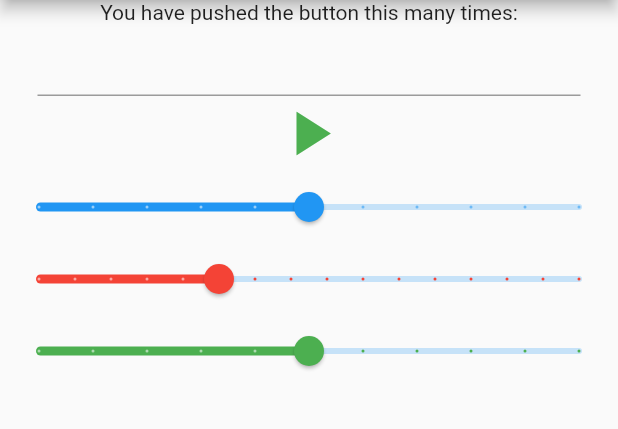
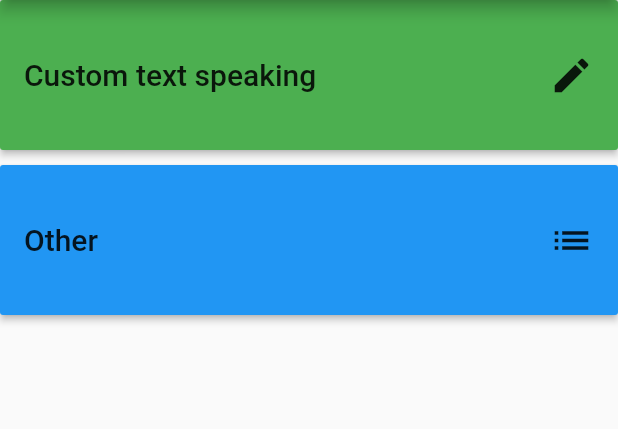
Before and after one commit to michaldomino/Voice-interface-optimization, a Flutter app: the screen it shows after launch, on a phone screen of 412 x 824 dp, the part 84-513 px from its top. Run offline on Flutter 3.47's test engine with Material 2 defaults, Android fonts, the phone set to English and light mode, and no system bars; our stand-ins replace bloc, flutter_bloc, flutter_tts, shared_preferences; statements that could not run were skipped.

Commit message:
Add menu

```diff
--- a/lib/main.dart
+++ b/lib/main.dart
@@ -4,10 +4,11 @@ import 'package:flutter_localizations/flutter_localizations.dart';
 import 'package:voice_interface_optimization/blocs/localization/localization_cubit.dart';
 import 'package:voice_interface_optimization/blocs/texts_language/texts_language_cubit.dart';
 import 'package:voice_interface_optimization/generated/l10n.dart';
+import 'package:voice_interface_optimization/screens/menu/menu_screen.dart';
 import 'package:voice_interface_optimization/screens/settings/settings.dart';
 
 import 'models/routes_model.dart';
-import 'screens/home/home_screen.dart';
+import 'screens/home/custom_text_speaking_screen.dart';
 
 void main() => runApp(MyApp());
 
@@ -31,9 +32,10 @@ class MyApp extends StatelessWidget {
             ],
             supportedLocales: S.delegate.supportedLocales,
             routes: {
-              RoutesModel.HOME_SCREEN: (context) =>
-                  HomeScreen(title: 'Flutter Demo Home Page'),
-              RoutesModel.SETTINGS: (context) => Settings()
+              RoutesModel.HOME_SCREEN: (context) => MenuScreen(),
+              RoutesModel.SETTINGS: (context) => Settings(),
+              RoutesModel.CUSTOM_TEXT_SPEAKING: (context) =>
+                  CustomTextSpeakingScreen(),
             },
             initialRoute: RoutesModel.HOME_SCREEN,
           ),
--- a/lib/models/routes_model.dart
+++ b/lib/models/routes_model.dart
@@ -1,4 +1,5 @@
 class RoutesModel {
   static const String HOME_SCREEN = '/';
   static const String SETTINGS = '/settings';
+  static const String CUSTOM_TEXT_SPEAKING = '/custom_text_speaking';
 }
--- a/lib/screens/home/home_screen.dart
+++ /dev/null
@@ -1,127 +0,0 @@
-import 'package:flutter/material.dart';
-import 'package:flutter_bloc/flutter_bloc.dart';
-import 'package:voice_interface_optimization/blocs/localization/localization_cubit.dart';
-import 'package:voice_interface_optimization/blocs/texts_language/texts_language_cubit.dart';
-import 'package:voice_interface_optimization/logic/speaker.dart';
-import 'package:voice_interface_optimization/persistence/shared_preferences_wrapper.dart';
-
-import 'home_appbar.dart';
-
-class HomeScreen extends StatefulWidget {
-  HomeScreen({Key key, this.title}) : super(key: key);
-
-  final String title;
-
-  @override
-  _HomeScreenState createState() => _HomeScreenState();
-}
-
-class _HomeScreenState extends State<HomeScreen> {
-  Speaker _speaker;
-  String _textToSpeak;
-
-  @override
-  void initState() {
-    super.initState();
-    _speaker = Speaker();
-  }
-
-  @override
-  void dispose() {
-    super.dispose();
-    _speaker.dispose();
-  }
-
-  @override
-  Widget build(BuildContext context) {
-    return BlocBuilder<LocalizationCubit, LocalizationState>(
-        builder: (context, state) {
-      return FutureBuilder(
-        future: _loadLanguage(),
-        builder: (context, _) {
-          return Scaffold(
-            appBar: HomeAppbarWrapper(context).get(),
-            body: SingleChildScrollView(
-              child: Center(
-                child: Column(
-                  mainAxisAlignment: MainAxisAlignment.center,
-                  children: <Widget>[
-                    Text(
-                      'You have pushed the button this many times:',
-                    ),
-                    Container(
-                        padding: EdgeInsets.only(left: 25.0, right: 25.0),
-                        child: TextField(
-                          onChanged: (String value) {
-                            setState(() {
-                              _textToSpeak = value;
-                            });
-                          },
-                        )),
-                    Row(
-                      mainAxisAlignment: MainAxisAlignment.center,
-                      children: <Widget>[
-                        InkWell(
-                          child: Icon(
-                            Icons.play_arrow,
-                            color: Colors.green,
-                            size: 50,
-                          ),
-                          onTap: _playSound,
-                        ),
-                      ],
-                    ),
-                    Slider(
-                        value: _speaker.volume,
-                        onChanged: (newVolume) {
-                          setState(() => _speaker.volume = newVolume);
-                        },
-                        min: 0.0,
-                        max: 1.0,
-                        divisions: 10,
-                        label: "Volume: ${_speaker.volume}"),
-                    Slider(
-                      value: _speaker.pitch,
-                      onChanged: (newPitch) {
-                        setState(() => _speaker.pitch = newPitch);
-                      },
-                      min: 0.5,
-                      max: 2.0,
-                      divisions: 15,
-                      label: "Pitch: ${_speaker.pitch}",
-                      activeColor: Colors.red,
-                    ),
-                    Slider(
-                      value: _speaker.rate,
-                      onChanged: (newRate) {
-                        setState(() => _speaker.rate = newRate);
-                      },
-                      min: 0.0,
-                      max: 1.0,
-                      divisions: 10,
-                      label: "Rate: ${_speaker.rate}",
-                      activeColor: Colors.green,
-                    ),
-                  ],
-                ),
-              ),
-            ),
-          );
-        },
-      );
-    });
-  }
-
-  Future _loadLanguage() async {
-    SharedPreferencesWrapper sharedPreferencesWrapper =
-        await SharedPreferencesWrapper.getInstance();
-    BlocProvider.of<LocalizationCubit>(context).changeAppLanguage(
-        context, sharedPreferencesWrapper.getAppLanguageCode());
-    BlocProvider.of<TextsLanguageCubit>(context).changeTextsLanguage(
-        context, sharedPreferencesWrapper.getTextsLanguage());
-  }
-
-  _playSound() async {
-    _speaker.speak(_textToSpeak);
-  }
-}
--- a/lib/screens/home/home_appbar.dart
+++ b/lib/screens/menu/menu_appbar.dart
@@ -2,10 +2,10 @@ import 'package:flutter/material.dart';
 import 'package:voice_interface_optimization/generated/l10n.dart';
 import 'package:voice_interface_optimization/models/routes_model.dart';
 
-class HomeAppbarWrapper {
+class MenuAppbar {
   BuildContext context;
 
-  HomeAppbarWrapper(this.context);
+  MenuAppbar(this.context);
 
   static const List<_AppBarButtonChoice> _appBarButtonChoices =
       const <_AppBarButtonChoice>[
--- /dev/null
+++ b/lib/screens/menu/menu_screen.dart
@@ -0,0 +1,93 @@
+import 'package:flutter/material.dart';
+import 'package:flutter/rendering.dart';
+import 'package:flutter_bloc/flutter_bloc.dart';
+import 'package:voice_interface_optimization/blocs/localization/localization_cubit.dart';
+import 'package:voice_interface_optimization/blocs/texts_language/texts_language_cubit.dart';
+import 'package:voice_interface_optimization/models/routes_model.dart';
+import 'package:voice_interface_optimization/persistence/shared_preferences_wrapper.dart';
+import 'package:voice_interface_optimization/screens/menu/menu_appbar.dart';
+
+import 'menu_appbar.dart';
+
+class MenuScreen extends StatefulWidget {
+  MenuScreen({Key key, this.title}) : super(key: key);
+
+  final String title;
+
+  @override
+  _MenuScreenState createState() => _MenuScreenState();
+}
+
+class _MenuScreenState extends State<MenuScreen> {
+  @override
+  Widget build(BuildContext context) {
+    return BlocBuilder<LocalizationCubit, LocalizationState>(
+        builder: (context, state) {
+      return FutureBuilder(
+        future: _loadLanguage(),
+        builder: (context, _) {
+          return Scaffold(
+            appBar: MenuAppbar(context).get(),
+            body: ListView.separated(
+                itemCount: 2,
+                separatorBuilder: (context, index) => SizedBox(height: 10),
+                itemBuilder: (context, index) {
+                  return Container(
+                    height: 100,
+                    child: RaisedButton(
+                      child: Row(
+                        mainAxisAlignment: MainAxisAlignment.spaceBetween,
+                        children: <Widget>[
+                          Text(
+                            _listViewItems[index].text,
+                            style: TextStyle(fontSize: 20),
+                          ),
+                          Icon(
+                            _listViewItems[index].iconData,
+                            size: 30,
+                          ),
+                        ],
+                      ),
+                      onPressed: () => Navigator.pushNamed(
+                          context, _listViewItems[index].routeName),
+                      color: _listViewItems[index].color,
+                    ),
+                  );
+                }),
+          );
+        },
+      );
+    });
+  }
+
+  Future _loadLanguage() async {
+    SharedPreferencesWrapper sharedPreferencesWrapper =
+        await SharedPreferencesWrapper.getInstance();
+    BlocProvider.of<LocalizationCubit>(context).changeAppLanguage(
+        context, sharedPreferencesWrapper.getAppLanguageCode());
+    BlocProvider.of<TextsLanguageCubit>(context).changeTextsLanguage(
+        context, sharedPreferencesWrapper.getTextsLanguage());
+  }
+}
+
+List<_ListViewItem> _listViewItems = [
+  _ListViewItem(
+      text: "Custom text speaking",
+      color: Colors.green,
+      iconData: Icons.edit,
+      routeName: RoutesModel.CUSTOM_TEXT_SPEAKING),
+  _ListViewItem(
+      text: "Other",
+      color: Colors.blue,
+      iconData: Icons.list,
+      routeName: RoutesModel.SETTINGS),
+];
+
+class _ListViewItem {
+  String text;
+  Color color;
+  IconData iconData;
+  String routeName;
+
+  _ListViewItem({this.text, this.color, this.iconData, this.routeName});
+}
```
Also changed, not shown: lib/screens/home/custom_text_speaking_screen.dart (added, +112 -0 lines).
